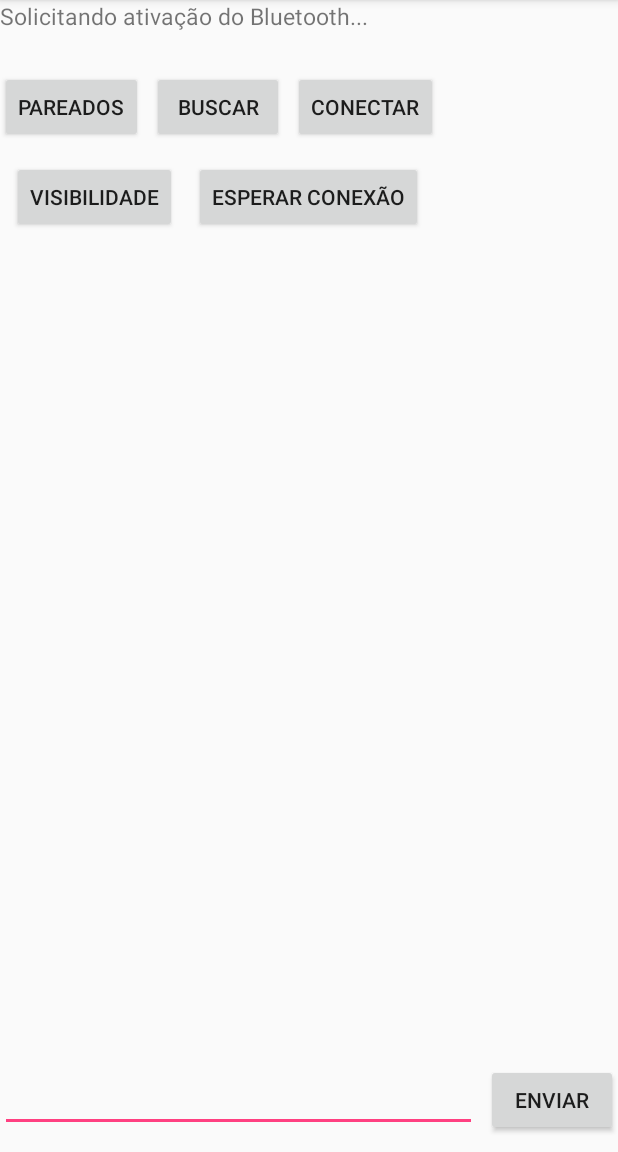
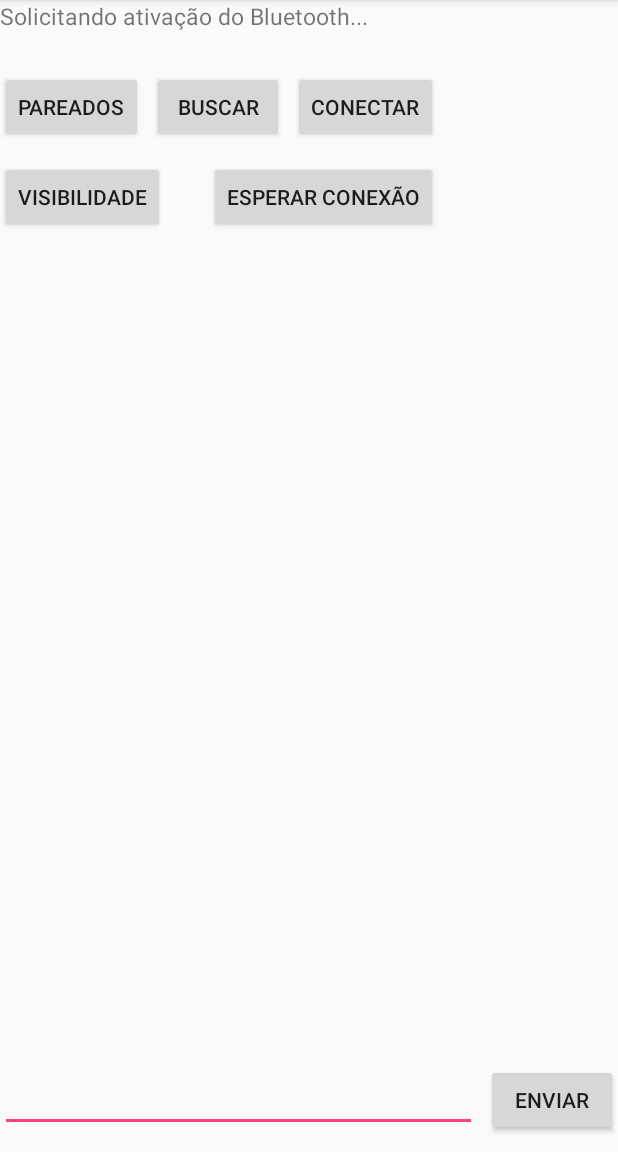
Before and after one commit to COLTEC-TP/Android-Seminarios, an Android app: the Bluetooth screen opened directly, with no data from a screen before it, on a phone screen of 412 x 824 dp, the part 84-1236 px from its top. Run offline under Robolectric (Android 15) with nearby library versions, the phone set to English and light mode, and no system bars.

Commit message:
bluetooth ok

```diff
--- a/ConnectingApp/app/src/main/res/layout/activity_bluetooth.xml
+++ b/ConnectingApp/app/src/main/res/layout/activity_bluetooth.xml
@@ -40,7 +40,6 @@
         android:layout_height="wrap_content"
         android:layout_alignParentStart="true"
         android:layout_below="@+id/btn_paired"
-        android:layout_marginStart="8dp"
         android:layout_marginTop="12dp"
         android:text="visibilidade" />
 
@@ -60,13 +59,13 @@
         android:layout_height="wrap_content"
         android:layout_alignBaseline="@+id/btn_visibility"
         android:layout_alignBottom="@+id/btn_visibility"
-        android:layout_centerHorizontal="true"
+        android:layout_alignEnd="@+id/btn_connect_client"
         android:text="esperar conexão" />
 
     <TextView
         android:id="@+id/output_text"
         android:layout_width="match_parent"
-        android:layout_height="300dp"
+        android:layout_height="250dp"
         android:layout_above="@+id/input_text"
         android:layout_centerHorizontal="true"
         android:layout_marginBottom="8dp" />
```
Also changed, not shown: ConnectingApp/app/src/main/java/com/ufmg/dener/connectingapp/Bluetooth.java (+6 -1 lines).
